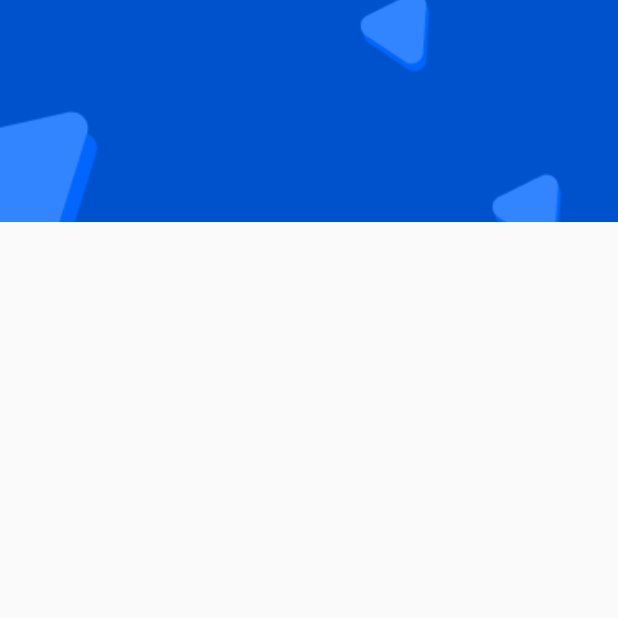
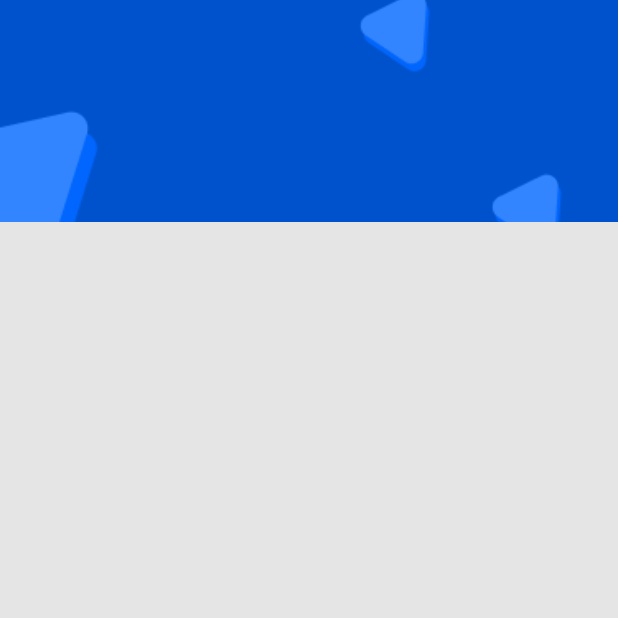
Before and after one commit to Allename/Sylar, a Flutter app: the HomeScreen screen opened directly, on a phone screen of 412 x 824 dp, the top half of it. Run offline on Flutter 3.47's test engine with Material 2 defaults, Android fonts, the light colour scheme and no system bars.

Commit message:
feat: update

```diff
--- a/lib/screens/homescreen/homescreen.dart
+++ b/lib/screens/homescreen/homescreen.dart
@@ -1,4 +1,5 @@
 import 'package:flutter/material.dart';
+import 'package:sylar/utils/constants.dart';
 
 class HomeScreen extends StatefulWidget {
   const HomeScreen({ Key? key }) : super(key: key);
@@ -11,6 +12,7 @@ class _HomeScreenState extends State<HomeScreen> {
   @override
   Widget build(BuildContext context) {
     return Scaffold(
+      backgroundColor: kGray,
       body: SingleChildScrollView(
         physics: const BouncingScrollPhysics(parent: AlwaysScrollableScrollPhysics()),
         child: Container(
```
